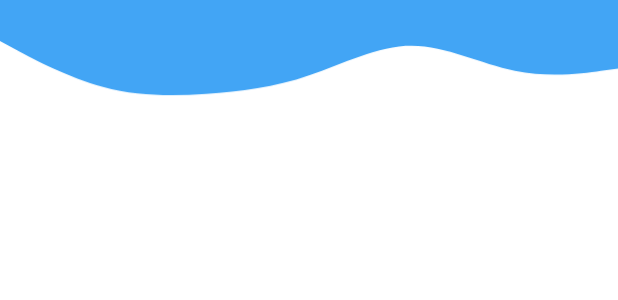
After one commit to zLuCaS2K/BrazilianCovid19, an Android app: the layout fragment_states_list.xml on its own in the app's theme, with its tools: preview values and no code run, on a phone screen of 412 x 824 dp. The commit adds this screen. Shown: the top 300 px of the screen. Run offline under Robolectric (Android 15) with nearby library versions, the phone set to English and light mode, and no system bars.

Commit message:
Inicio da implementação do StatesListFragment

```diff
--- /dev/null
+++ b/app/src/main/java/com/lucasprojects/braziliancovid19/ui/fragments/StatesListFragment.kt
@@ -0,0 +1,15 @@
+package com.lucasprojects.braziliancovid19.ui.fragments
+
+import android.os.Bundle
+import androidx.fragment.app.Fragment
+import android.view.LayoutInflater
+import android.view.View
+import android.view.ViewGroup
+import com.lucasprojects.braziliancovid19.R
+
+class StatesListFragment : Fragment() {
+
+    override fun onCreateView(inflater: LayoutInflater, container: ViewGroup?, savedInstanceState: Bundle?): View? {
+        return inflater.inflate(R.layout.fragment_states_list, container, false)
+    }
+}
--- a/app/src/main/res/layout/fragment_home.xml
+++ b/app/src/main/res/layout/fragment_home.xml
@@ -9,7 +9,6 @@
     tools:context=".ui.fragments.HomeFragment">
 
     <ImageView
-        android:id="@+id/toolbarMainActivity"
         style="@style/StyleToolbarImageView"
         android:contentDescription="@null" />
 
--- /dev/null
+++ b/app/src/main/res/layout/fragment_states_list.xml
@@ -0,0 +1,21 @@
+<?xml version="1.0" encoding="utf-8"?>
+
+<LinearLayout xmlns:android="http://schemas.android.com/apk/res/android"
+    xmlns:tools="http://schemas.android.com/tools"
+    android:layout_width="match_parent"
+    android:layout_height="match_parent"
+    android:orientation="vertical"
+    tools:context=".ui.fragments.StatesListFragment">
+
+    <ImageView
+        style="@style/StyleToolbarImageView"
+        android:contentDescription="@null" />
+
+    <androidx.recyclerview.widget.RecyclerView
+        android:id="@+id/recyclerStates"
+        android:layout_width="match_parent"
+        android:layout_height="wrap_content"
+        android:layout_margin="10dp"
+        tools:listitem="@android:layout/simple_expandable_list_item_1" />
+
+</LinearLayout>
--- a/app/src/main/res/values/strings.xml
+++ b/app/src/main/res/values/strings.xml
@@ -9,4 +9,6 @@
     <string name="use_mask">Use sempre mascará</string>
     <string name="washing_hand">Lave bem as suas mãos</string>
     <string name="distance">Mantenha distância</string>
+    <!-- TODO: Remove or change this placeholder text -->
+    <string name="hello_blank_fragment">Hello blank fragment</string>
 </resources>
```
